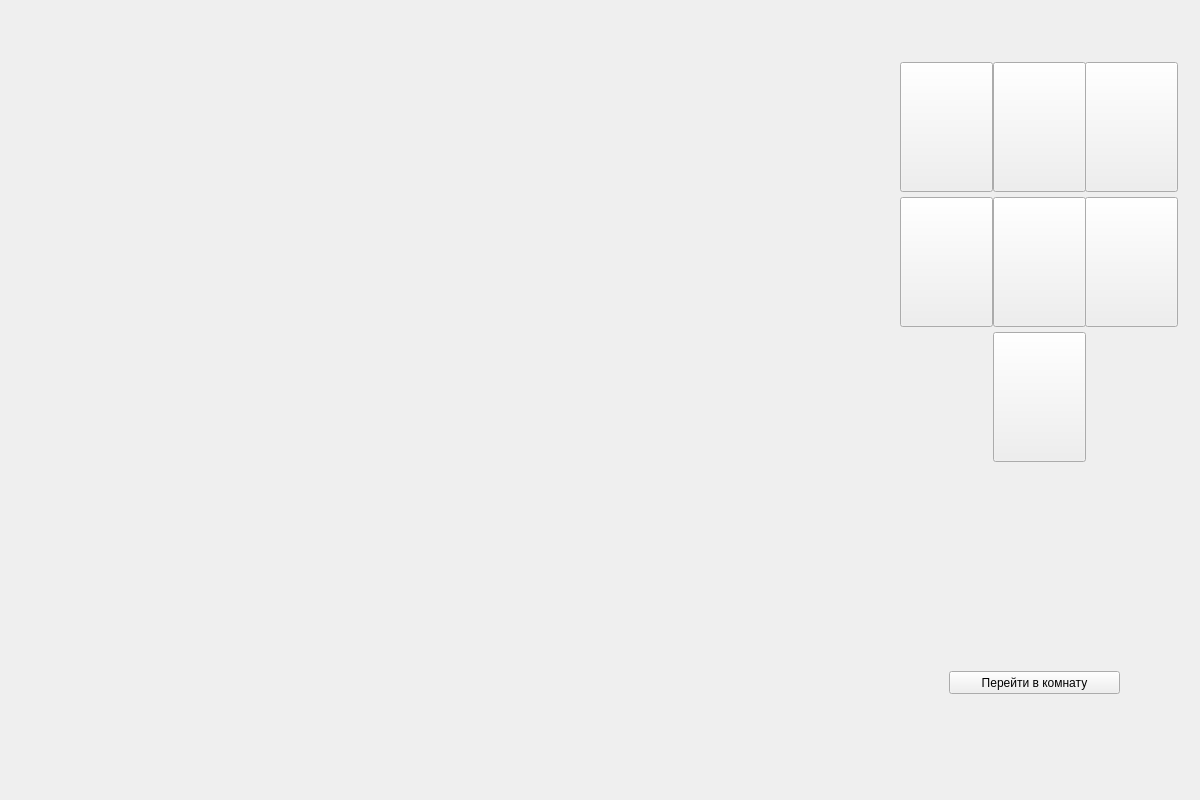
This is physicsBreak/mainwindow.ui in mixberry00/Physics as Qt 5 draws it before an edit. The edited form follows.
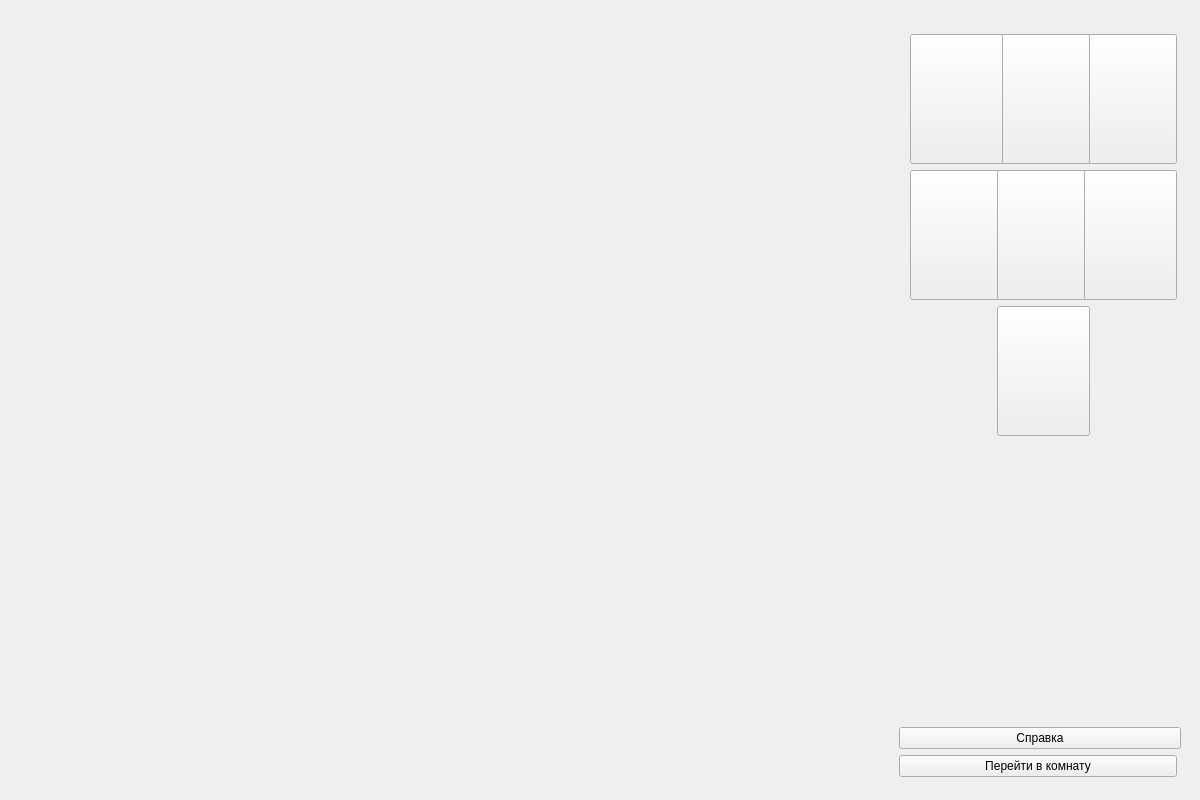
This is the edited form. Icons and pictures are not drawn.

Patch:
```diff
--- a/physicsBreak/mainwindow.ui
+++ b/physicsBreak/mainwindow.ui
@@ -14,32 +14,139 @@
    <string>MainWindow</string>
   </property>
   <widget class="QWidget" name="centralWidget">
-   <layout class="QGridLayout" name="gridLayout_2">
-    <item row="0" column="1">
-     <widget class="QWidget" name="widget" native="true">
-      <property name="minimumSize">
-       <size>
-        <width>300</width>
-        <height>0</height>
-       </size>
-      </property>
-      <property name="maximumSize">
-       <size>
-        <width>300</width>
-        <height>16777215</height>
-       </size>
-      </property>
-      <widget class="QWidget" name="gridLayoutWidget">
-       <property name="geometry">
-        <rect>
-         <x>0</x>
-         <y>40</y>
-         <width>293</width>
-         <height>421</height>
-        </rect>
-       </property>
        <layout class="QGridLayout" name="gridLayout">
+    <item row="0" column="0">
+     <widget class="QWidget" name="w" native="true">
+      <layout class="QHBoxLayout" name="horizontalLayout">
+       <property name="spacing">
+        <number>1</number>
+       </property>
+       <property name="leftMargin">
+        <number>1</number>
+       </property>
+       <property name="topMargin">
+        <number>1</number>
+       </property>
+       <property name="rightMargin">
+        <number>1</number>
+       </property>
+       <property name="bottomMargin">
+        <number>1</number>
+       </property>
+       <item>
+        <widget class="QWidget" name="dvid" native="true"/>
+       </item>
+       <item>
+        <spacer name="horizontalSpacer">
+         <property name="orientation">
+          <enum>Qt::Horizontal</enum>
+         </property>
+         <property name="sizeType">
+          <enum>QSizePolicy::Fixed</enum>
+         </property>
+         <property name="sizeHint" stdset="0">
+          <size>
+           <width>5</width>
+           <height>5</height>
+          </size>
+         </property>
+        </spacer>
+       </item>
+       <item>
+        <widget class="QWidget" name="control" native="true">
+         <property name="minimumSize">
+          <size>
+           <width>300</width>
+           <height>0</height>
+          </size>
+         </property>
+         <property name="maximumSize">
+          <size>
+           <width>300</width>
+           <height>16777215</height>
+          </size>
+         </property>
+         <layout class="QVBoxLayout" name="verticalLayout">
+          <item>
+           <widget class="QWidget" name="numbers" native="true">
+            <layout class="QGridLayout" name="gridLayout_2">
+             <item row="1" column="4">
+              <widget class="QPushButton" name="room3">
+               <property name="minimumSize">
+                <size>
+                 <width>93</width>
+                 <height>130</height>
+                </size>
+               </property>
+               <property name="maximumSize">
+                <size>
+                 <width>93</width>
+                 <height>130</height>
+                </size>
+               </property>
+               <property name="styleSheet">
+                <string notr="true">background-image: url(:/Res/3.jpg);</string>
+               </property>
+              </widget>
+             </item>
+             <item row="2" column="1">
+              <widget class="QPushButton" name="room4">
+               <property name="minimumSize">
+                <size>
+                 <width>93</width>
+                 <height>130</height>
+                </size>
+               </property>
+               <property name="maximumSize">
+                <size>
+                 <width>93</width>
+                 <height>130</height>
+                </size>
+               </property>
+               <property name="styleSheet">
+                <string notr="true">background-image: url(:/Res/4.jpg);</string>
+               </property>
+              </widget>
+             </item>
+             <item row="2" column="2">
+              <widget class="QPushButton" name="room5">
+               <property name="minimumSize">
+                <size>
+                 <width>93</width>
+                 <height>130</height>
+                </size>
+               </property>
+               <property name="maximumSize">
+                <size>
+                 <width>93</width>
+                 <height>130</height>
+                </size>
+               </property>
+               <property name="styleSheet">
+                <string notr="true">background-image: url(:/Res/5.jpg);</string>
+               </property>
+              </widget>
+             </item>
         <item row="1" column="2">
+              <widget class="QPushButton" name="room2">
+               <property name="minimumSize">
+                <size>
+                 <width>93</width>
+                 <height>130</height>
+                </size>
+               </property>
+               <property name="maximumSize">
+                <size>
+                 <width>93</width>
+                 <height>130</height>
+                </size>
+               </property>
+               <property name="styleSheet">
+                <string notr="true">background-image: url(:/Res/2.jpg);</string>
+               </property>
+              </widget>
+             </item>
+             <item row="2" column="4">
          <widget class="QPushButton" name="room6">
           <property name="minimumSize">
            <size>
@@ -58,7 +165,7 @@
           </property>
          </widget>
         </item>
-        <item row="0" column="0">
+             <item row="1" column="1">
          <widget class="QPushButton" name="room1">
           <property name="minimumSize">
            <size>
@@ -80,83 +187,7 @@
           </property>
          </widget>
         </item>
-        <item row="0" column="1">
-         <widget class="QPushButton" name="room2">
-          <property name="minimumSize">
-           <size>
-            <width>93</width>
-            <height>130</height>
-           </size>
-          </property>
-          <property name="maximumSize">
-           <size>
-            <width>93</width>
-            <height>130</height>
-           </size>
-          </property>
-          <property name="styleSheet">
-           <string notr="true">background-image: url(:/Res/2.jpg);</string>
-          </property>
-         </widget>
-        </item>
-        <item row="1" column="1">
-         <widget class="QPushButton" name="room4">
-          <property name="minimumSize">
-           <size>
-            <width>93</width>
-            <height>130</height>
-           </size>
-          </property>
-          <property name="maximumSize">
-           <size>
-            <width>93</width>
-            <height>130</height>
-           </size>
-          </property>
-          <property name="styleSheet">
-           <string notr="true">background-image: url(:/Res/4.jpg);</string>
-          </property>
-         </widget>
-        </item>
-        <item row="0" column="2">
-         <widget class="QPushButton" name="room3">
-          <property name="minimumSize">
-           <size>
-            <width>93</width>
-            <height>130</height>
-           </size>
-          </property>
-          <property name="maximumSize">
-           <size>
-            <width>93</width>
-            <height>130</height>
-           </size>
-          </property>
-          <property name="styleSheet">
-           <string notr="true">background-image: url(:/Res/3.jpg);</string>
-          </property>
-         </widget>
-        </item>
-        <item row="1" column="0">
-         <widget class="QPushButton" name="room5">
-          <property name="minimumSize">
-           <size>
-            <width>93</width>
-            <height>130</height>
-           </size>
-          </property>
-          <property name="maximumSize">
-           <size>
-            <width>93</width>
-            <height>130</height>
-           </size>
-          </property>
-          <property name="styleSheet">
-           <string notr="true">background-image: url(:/Res/5.jpg);</string>
-          </property>
-         </widget>
-        </item>
-        <item row="2" column="1">
+             <item row="3" column="2">
          <widget class="QPushButton" name="room7">
           <property name="minimumSize">
            <size>
@@ -177,23 +208,45 @@
         </item>
        </layout>
       </widget>
+          </item>
+          <item>
+           <spacer name="verticalSpacer">
+            <property name="orientation">
+             <enum>Qt::Vertical</enum>
+            </property>
+            <property name="sizeHint" stdset="0">
+             <size>
+              <width>20</width>
+              <height>40</height>
+             </size>
+            </property>
+           </spacer>
+          </item>
+          <item>
+           <widget class="QPushButton" name="pushButton_2">
+            <property name="minimumSize">
+             <size>
+              <width>282</width>
+              <height>0</height>
+             </size>
+            </property>
+            <property name="text">
+             <string>Справка</string>
+            </property>
+           </widget>
+          </item>
+          <item>
       <widget class="QPushButton" name="pushButton">
-       <property name="geometry">
-        <rect>
-         <x>60</x>
-         <y>660</y>
-         <width>171</width>
-         <height>23</height>
-        </rect>
-       </property>
        <property name="text">
         <string>Перейти в комнату</string>
        </property>
       </widget>
-     </widget>
-    </item>
-    <item row="0" column="0">
-     <widget class="QWidget" name="w" native="true"/>
+          </item>
+         </layout>
+        </widget>
+       </item>
+      </layout>
+     </widget>
     </item>
    </layout>
   </widget>
```
Lines whose indentation alone changed are shown as unchanged.
